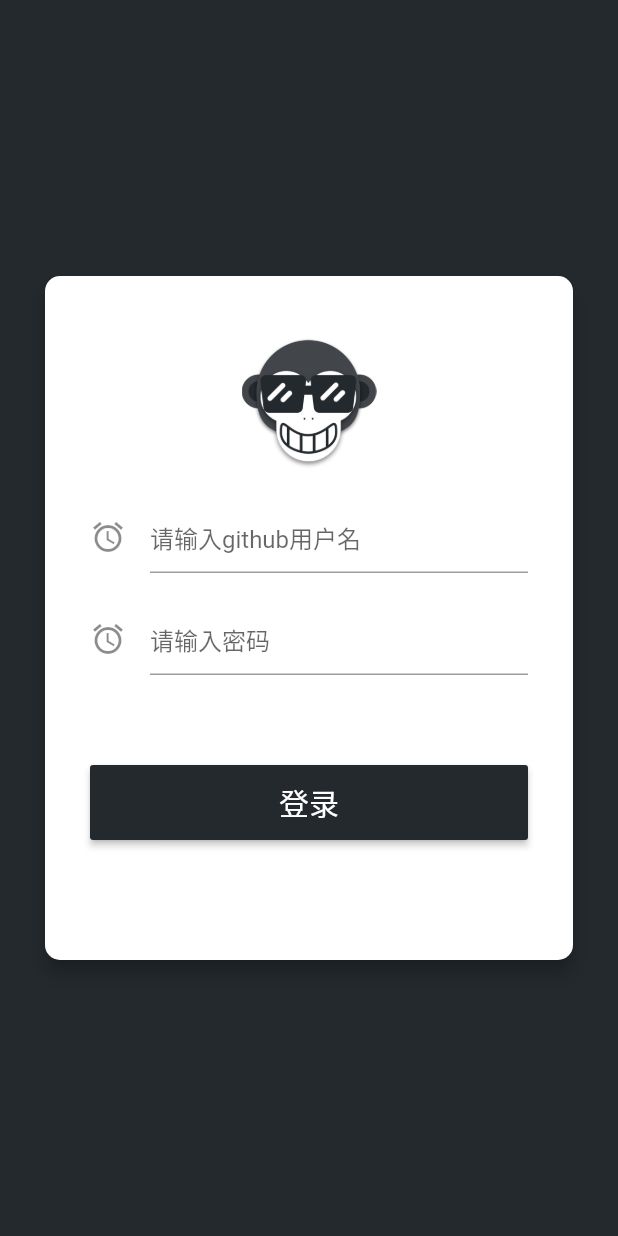
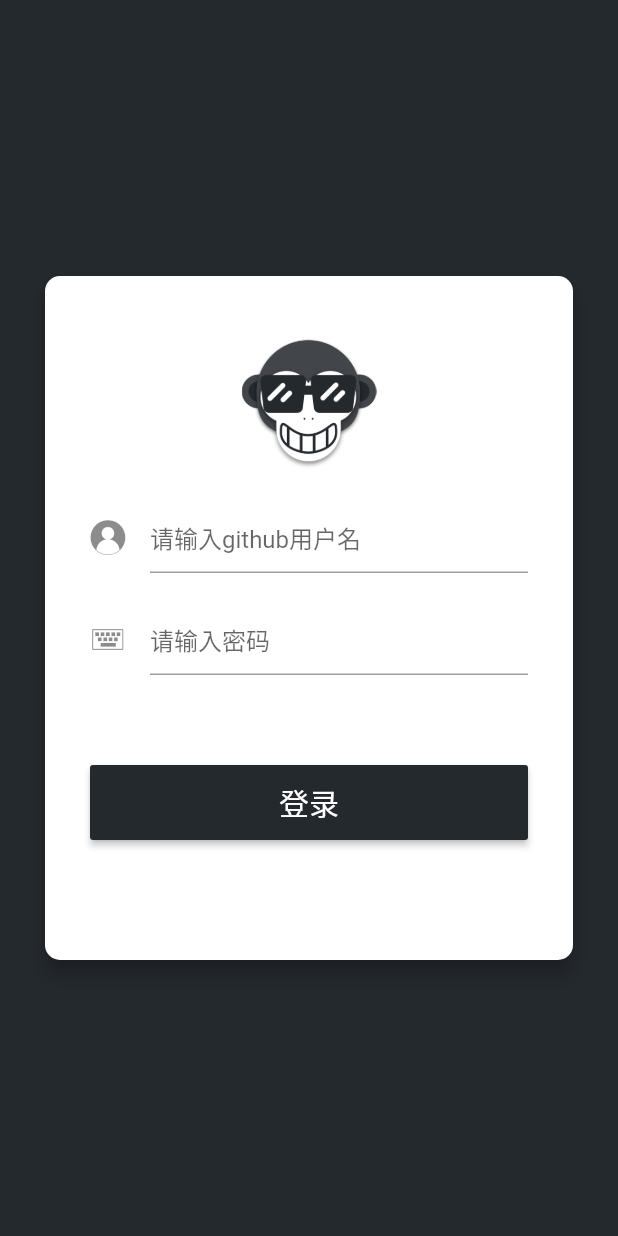
Before and after one commit to CarGuo/gsy_github_app_flutter, a Flutter app: the screen it shows after launch, on a phone screen of 412 x 824 dp. Run offline on Flutter 3.47's test engine with Material 2 defaults, Android fonts, the phone set to English and light mode, and no system bars; our stand-ins replace connectivity, dio, flutter_markdown, flutter_redux, fluttertoast, redux and 1 more; generated files the repository leaves out were written again; statements that could not run were skipped; project files that could hold a hidden picture were left out.

Commit message:
right icon

```diff
--- a/lib/common/style/GSYStyle.dart
+++ b/lib/common/style/GSYStyle.dart
@@ -2,6 +2,7 @@ import 'package:flutter/material.dart';
 
 ///颜色
 class GSYColors {
+  static const String primaryValueString = "#24292E";
   static const int primaryValue = 0xFF24292E;
   static const int primaryLightValue = 0xFF42464b;
   static const int primaryDarkValue = 0xFF121917;
@@ -265,9 +266,15 @@ class GSYStrings {
 class GSYICons {
   static const String FONT_FAMILY = 'wxcIconFont';
 
+  static const IconData HOME = const IconData(0xe624, fontFamily: GSYICons.FONT_FAMILY);
+
   static const IconData MAIN_DT = const IconData(0xe684, fontFamily: GSYICons.FONT_FAMILY);
   static const IconData MAIN_QS = const IconData(0xe818, fontFamily: GSYICons.FONT_FAMILY);
   static const IconData MAIN_MY = const IconData(0xe6d0, fontFamily: GSYICons.FONT_FAMILY);
+  static const IconData MAIN_SEARCH = const IconData(0xe61c, fontFamily: GSYICons.FONT_FAMILY);
+
+  static const IconData LOGIN_USER = const IconData(0xe666, fontFamily: GSYICons.FONT_FAMILY);
+  static const IconData LOGIN_PW = const IconData(0xe60e, fontFamily: GSYICons.FONT_FAMILY);
 
   static const IconData REPOS_ITEM_USER = const IconData(0xe63e, fontFamily: GSYICons.FONT_FAMILY);
   static const IconData REPOS_ITEM_STAR = const IconData(0xe643, fontFamily: GSYICons.FONT_FAMILY);
--- a/lib/common/utils/EventUtils.dart
+++ b/lib/common/utils/EventUtils.dart
@@ -155,7 +155,7 @@ class EventUtils {
         break;
       case 'IssueCommentEvent':
       case 'IssuesEvent':
-        NavigatorUtils.goIssueDetail(context, owner, repositoryName, event["payload"]["issue"]["number"].toString());
+        NavigatorUtils.goIssueDetail(context, owner, repositoryName, event["payload"]["issue"]["number"].toString(), needRightIcon: true);
         break;
       default:
         if (fullName.toLowerCase() == currentRepository.toLowerCase()) {
--- a/lib/main.dart
+++ b/lib/main.dart
@@ -24,7 +24,6 @@ class FlutterReduxApp extends StatelessWidget {
     return new StoreProvider(
       store: store,
       child: new MaterialApp(
-          title: 'Flutter Demo',
           theme: new ThemeData(
             primarySwatch: GSYColors.primarySwatch,
           ),
--- a/lib/page/LoginPage.dart
+++ b/lib/page/LoginPage.dart
@@ -70,7 +70,7 @@ class _LoginPageState extends State<LoginPage> {
                 new Padding(padding: new EdgeInsets.all(10.0)),
                 new GSYInputWidget(
                   hintText: GSYStrings.login_username_hint_text,
-                  iconData: Icons.access_alarm,
+                  iconData: GSYICons.LOGIN_USER,
                   onChanged: (String value) {
                     _userName = value;
                   },
@@ -79,7 +79,7 @@ class _LoginPageState extends State<LoginPage> {
                 new Padding(padding: new EdgeInsets.all(10.0)),
                 new GSYInputWidget(
                   hintText: GSYStrings.login_password_hint_text,
-                  iconData: Icons.access_alarm,
+                  iconData: GSYICons.LOGIN_PW,
                   obscureText: true,
                   onChanged: (String value) {
                     _password = value;
--- a/lib/page/NotifyPage.dart
+++ b/lib/page/NotifyPage.dart
@@ -39,7 +39,7 @@ class _NotifyPageState extends GSYListState<NotifyPage> {
         String number = tmp[tmp.length - 1];
         String userName = eventMap["repository"]["owner"]["login"];
         String reposName = eventMap["repository"]["name"];
-        NavigatorUtils.goIssueDetail(context, userName, reposName, number).then((res) {
+        NavigatorUtils.goIssueDetail(context, userName, reposName, number, needRightIcon: true).then((res) {
           showRefreshLoading();
         });
       }
--- a/lib/page/RepositoryDetailPage.dart
+++ b/lib/page/RepositoryDetailPage.dart
@@ -9,6 +9,7 @@ import 'package:gsy_github_app_flutter/page/RepositoryFileListPage.dart';
 import 'package:gsy_github_app_flutter/page/RepostoryDetailInfoPage.dart';
 import 'package:gsy_github_app_flutter/widget/GSYIConText.dart';
 import 'package:gsy_github_app_flutter/widget/GSYTabBarWidget.dart';
+import 'package:gsy_github_app_flutter/widget/GSYTitleBar.dart';
 import 'package:gsy_github_app_flutter/widget/ReposHeaderItem.dart';
 
 /**
@@ -237,7 +238,7 @@ class _RepositoryDetailPageState extends State<RepositoryDetailPage> {
         ],
         backgroundColor: GSYColors.primarySwatch,
         indicatorColor: Colors.white,
-        title: reposName);
+        title: new GSYTitleBar(reposName));
   }
 }
 
```
Also changed, not shown: lib/common/utils/NavigatorUtils.dart (+10 -2 lines), lib/page/HomePage.dart (+7 -1 lines), lib/page/IssueDetailPage.dart (+18 -8 lines), lib/widget/GSYTabBarWidget.dart (+4 -8 lines), lib/widget/GSYTitleBar.dart (added, +37 -0 lines).
